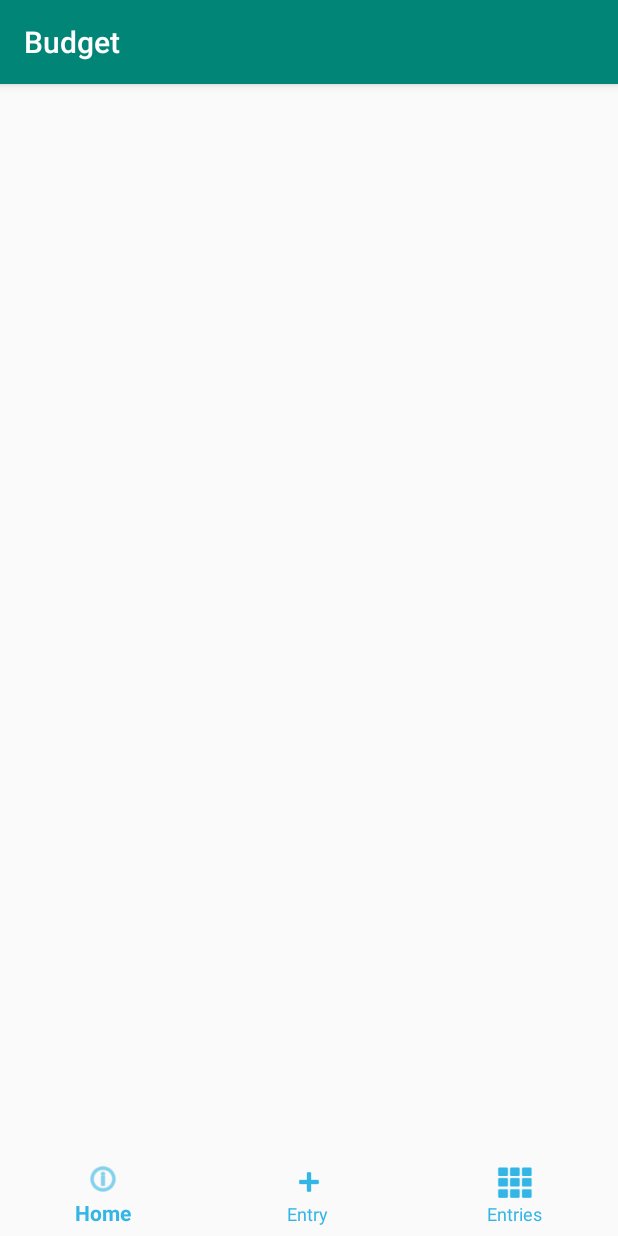
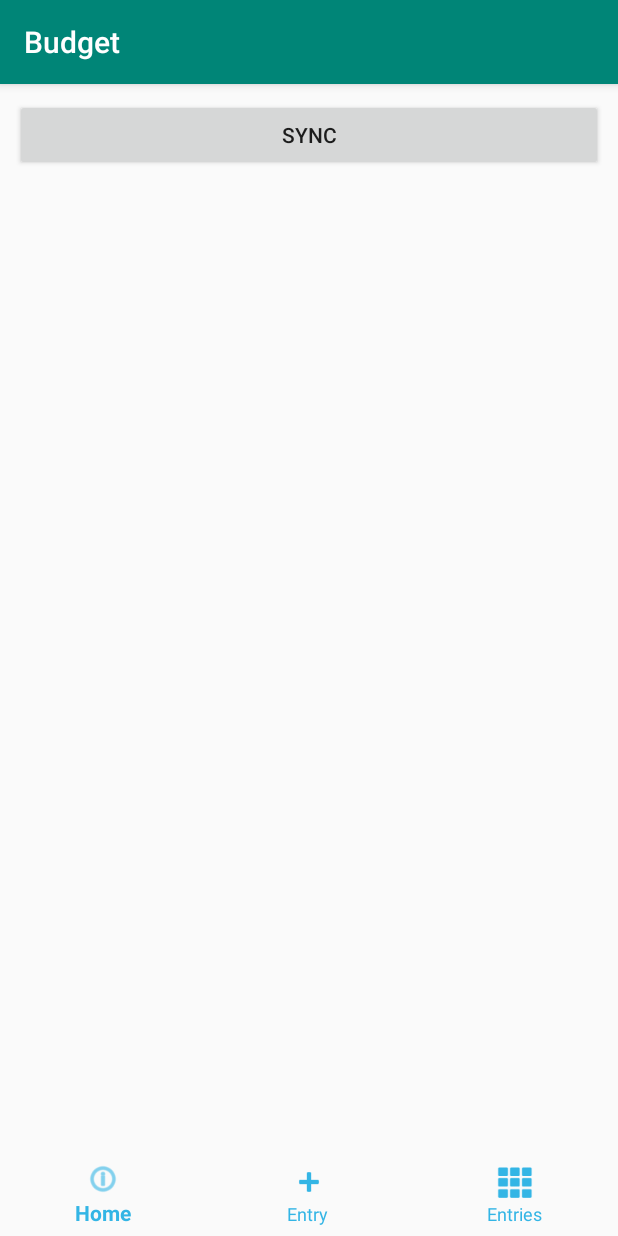
Before and after one commit to arif-ahmad/android-budget-mobile, an Android app: the screen it shows after launch (HomeActivity), on a phone screen of 412 x 824 dp. Run offline under Robolectric (Android 15) with nearby library versions, the phone set to English and light mode, and no system bars; our stand-ins replace Room's generated code.

```diff
--- a/app/src/main/java/com/example/budget/Helpers/NavigationBottomHelper.java
+++ b/app/src/main/java/com/example/budget/Helpers/NavigationBottomHelper.java
@@ -13,7 +13,7 @@ import com.example.budget.R;
 import com.example.budget.ViewEntriesActivity;
 
 public class NavigationBottomHelper {
-    public static void setGeneral(final Activity activity){
+    public static BottomNavigationView setGeneral(final Activity activity){
         BottomNavigationView bottomNavigationView = (BottomNavigationView) activity.findViewById(R.id.navigation_bottom);
         bottomNavigationView.setOnNavigationItemSelectedListener(new BottomNavigationView.OnNavigationItemSelectedListener() {
             @Override
@@ -36,6 +36,6 @@ public class NavigationBottomHelper {
                 return false;
             }
         });
-
+        return bottomNavigationView;
     }
 }
--- a/app/src/main/res/layout/activity_home.xml
+++ b/app/src/main/res/layout/activity_home.xml
@@ -5,14 +5,23 @@ xmlns:app="http://schemas.android.com/apk/res-auto"
 xmlns:tools="http://schemas.android.com/tools"
 android:layout_width="match_parent"
 android:layout_height="match_parent">
-
+<LinearLayout
+    android:layout_width="match_parent"
+    android:layout_height="wrap_content"
+    app:layout_constraintTop_toTopOf="parent"
+    android:padding="10dp">
+    <Button
+        android:layout_width="match_parent"
+        android:layout_height="wrap_content"
+        android:id="@+id/button_sync"
+        android:text="Sync"/>
+</LinearLayout>
 <LinearLayout
     android:layout_width="match_parent"
     android:layout_height="wrap_content"
     android:orientation="vertical"
     app:layout_constraintBottom_toBottomOf="parent"
     app:layout_constraintEnd_toEndOf="parent">
-
 
     <android.support.design.widget.BottomNavigationView
         android:id="@+id/navigation_bottom"
--- a/app/src/main/res/layout/activity_view_entries.xml
+++ b/app/src/main/res/layout/activity_view_entries.xml
@@ -7,6 +7,7 @@ android:layout_width="match_parent"
 android:layout_height="match_parent">
 
 <LinearLayout xmlns:android="http://schemas.android.com/apk/res/android"
+    android:id="@+id/linear_layout_main_container"
     android:layout_width="match_parent"
     android:layout_height="wrap_content"
     android:orientation="vertical"
```
Also changed, not shown: app/src/main/java/com/example/budget/ViewEntriesActivity.java (+53 -22 lines). Lines whose indentation alone changed are shown as unchanged.
